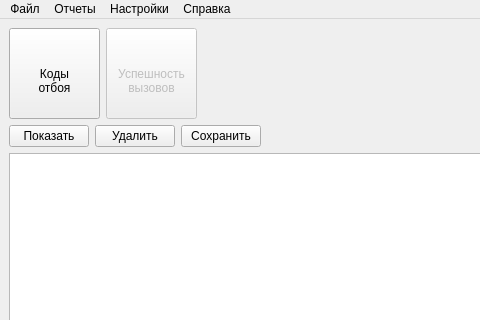
Qt form mainwindow.ui (Genrikh302/MTA) before a commit; both pictures show x 0 to 480 and y 0 to 320 of the 800 by 600 pixel window.
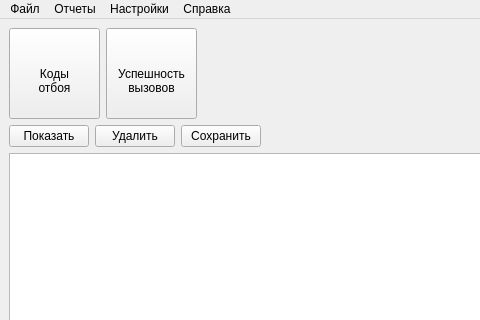
The same form after that commit.

The edit to the form file:
```diff
--- a/mainwindow.ui
+++ b/mainwindow.ui
@@ -47,7 +47,7 @@
       <item>
        <widget class="QPushButton" name="pushDrawSucessCalls">
         <property name="enabled">
-         <bool>false</bool>
+         <bool>true</bool>
         </property>
         <property name="minimumSize">
          <size>
```
Left out of the diff: 2 changed lines with no effect on the pictures.
